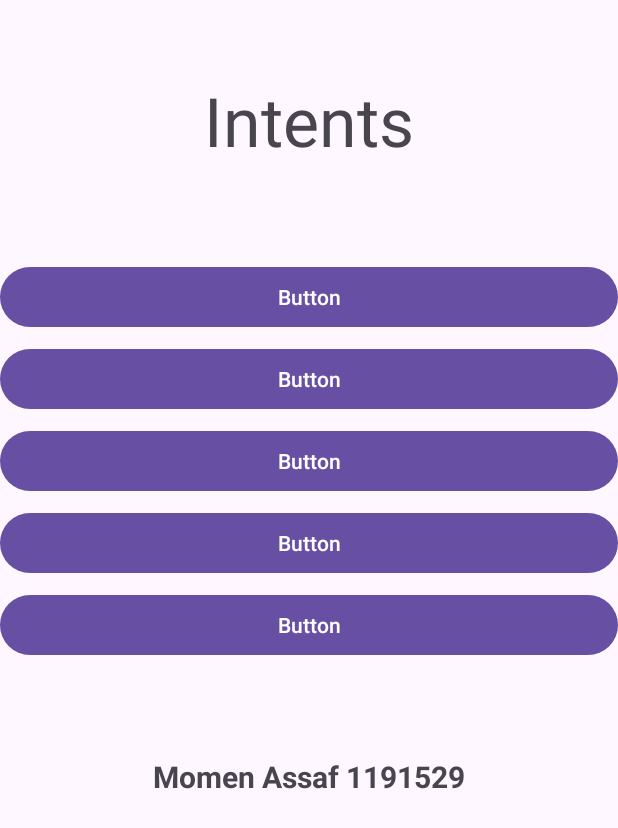
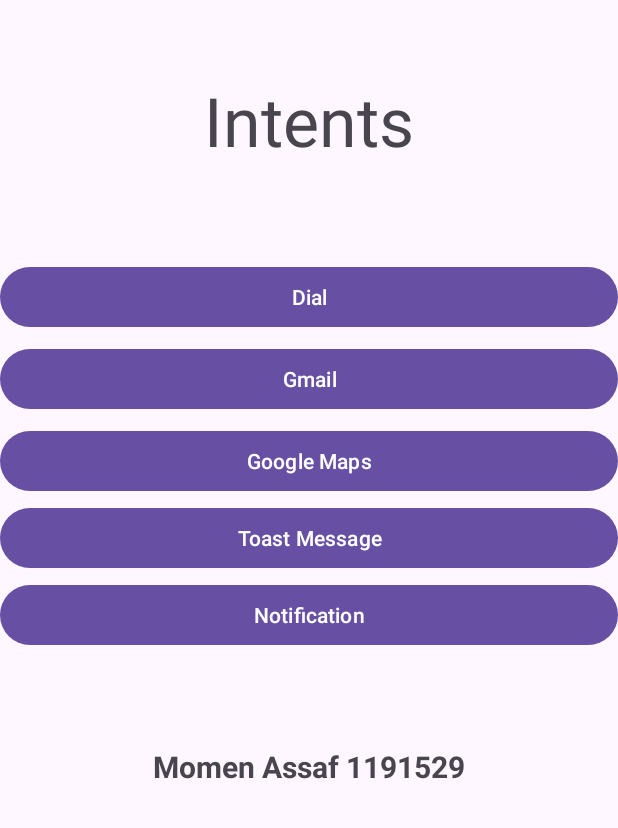
Before and after one commit to Momen-Assaf/Andriod-Lab, an Android app: the screen it shows after launch (MainActivity), on a phone screen of 412 x 824 dp. Shown: the top 828 px of the screen. Run offline under Robolectric (Android 15) with nearby library versions, the phone set to English and light mode, and no system bars.

Commit message:
Expirement done

```diff
--- a/Expirement3/app/src/main/AndroidManifest.xml
+++ b/Expirement3/app/src/main/AndroidManifest.xml
@@ -2,6 +2,7 @@
 <manifest xmlns:android="http://schemas.android.com/apk/res/android"
     xmlns:tools="http://schemas.android.com/tools">
 
+    <uses-permission android:name="android.permission.POST_NOTIFICATIONS" />
     <application
         android:allowBackup="true"
         android:dataExtractionRules="@xml/data_extraction_rules"
--- a/Expirement3/app/src/main/java/edu/birzeit/experiment3/MainActivity.java
+++ b/Expirement3/app/src/main/java/edu/birzeit/experiment3/MainActivity.java
@@ -1,24 +1,115 @@
 package edu.birzeit.experiment3;
 
+import android.app.NotificationChannel;
+import android.app.NotificationManager;
+import android.app.PendingIntent;
+import android.content.Intent;
+import android.content.pm.PackageManager;
+import android.net.Uri;
 import android.os.Bundle;
+import android.view.View;
+import android.widget.Button;
+import android.widget.Toast;
 
 import androidx.activity.EdgeToEdge;
 import androidx.appcompat.app.AppCompatActivity;
+import androidx.core.app.ActivityCompat;
+import androidx.core.app.NotificationCompat;
+import androidx.core.app.NotificationManagerCompat;
 import androidx.core.graphics.Insets;
 import androidx.core.view.ViewCompat;
 import androidx.core.view.WindowInsetsCompat;
 
 public class MainActivity extends AppCompatActivity {
 
+    private Button dial, gmail, maps, toast, notification;
+
     @Override
     protected void onCreate(Bundle savedInstanceState) {
         super.onCreate(savedInstanceState);
-        EdgeToEdge.enable(this);
         setContentView(R.layout.activity_main);
-        ViewCompat.setOnApplyWindowInsetsListener(findViewById(R.id.main), (v, insets) -> {
-            Insets systemBars = insets.getInsets(WindowInsetsCompat.Type.systemBars());
-            v.setPadding(systemBars.left, systemBars.top, systemBars.right, systemBars.bottom);
-            return insets;
+
+        dial = findViewById(R.id.dial);
+        gmail = findViewById(R.id.gmail);
+        maps = findViewById(R.id.maps);
+        toast = findViewById(R.id.toast);
+        notification = findViewById(R.id.notification);
+
+        dial.setOnClickListener(new View.OnClickListener() {
+            @Override
+            public void onClick(View v) {
+                Intent dialInt = new Intent(Intent.ACTION_DIAL, Uri.parse("tel:+970 596"));
+                startActivity(dialInt);
+            }
+        });
+
+        gmail.setOnClickListener(new View.OnClickListener() {
+            @Override
+            public void onClick(View v) {
+                Intent gmailInt = new Intent(Intent.ACTION_SENDTO);
+                gmailInt.setType("message/rfc822");
+                gmailInt.setData(Uri.parse("mailto:"));
+                gmailInt.putExtra(Intent.EXTRA_EMAIL, "momenssf@gmail.com");
+                gmailInt.putExtra(Intent.EXTRA_SUBJECT, "1191592@student.birzeit.edu");
+                gmailInt.putExtra(Intent.EXTRA_TEXT, "Text Message from expirement 3");
+                startActivity(gmailInt);
+            }
+        });
+
+        maps.setOnClickListener(new View.OnClickListener() {
+            @Override
+            public void onClick(View v) {
+                Intent mapInt = new Intent(Intent.ACTION_VIEW);
+                mapInt.setData(Uri.parse("geo:19.076,72.8777"));
+                startActivity(mapInt);
+            }
+        });
+
+        toast.setOnClickListener(new View.OnClickListener() {
+            @Override
+            public void onClick(View v) {
+                Toast toastInt = Toast.makeText(MainActivity.this, "TOAST MESSAGE", Toast.LENGTH_SHORT);
+                toastInt.show();
+            }
+        });
+
+        notification.setOnClickListener(new View.OnClickListener() {
+            @Override
+            public void onClick(View v) {
+                createNotification();
+            }
         });
     }
+
+    private static final String CHANNEL_ID = "my chanle 1";
+    private static final String CHANNLE_NAME = "my chanle 1";
+    private static final int NOTIFICATION_ID = 123;
+    private static final String NOTIFICATION_TITLE = "Expirement 3 test";
+    private static final String NOTIFICATION_BODY = "This is the body of expirement 3 notification done by momen assaf";
+
+    private void createNotificationChannle() {
+        int importance = NotificationManager.IMPORTANCE_DEFAULT;
+        NotificationChannel channle = new NotificationChannel(CHANNEL_ID, CHANNLE_NAME, importance);
+        NotificationManager manager = getSystemService(NotificationManager.class);
+        if (manager != null) {
+            manager.createNotificationChannel(channle);
+        }
+    }
+
+    private void createNotification() {
+        Intent notificationInt = new Intent(this, MainActivity.class);
+        PendingIntent pendingIntent = PendingIntent.getActivity(this, 0, notificationInt, PendingIntent.FLAG_IMMUTABLE);
+
+        createNotificationChannle();
+        NotificationCompat.Builder build = new NotificationCompat.Builder(this, CHANNEL_ID).setSmallIcon(R.mipmap.ic_launcher).setContentTitle(NOTIFICATION_TITLE)
+                .setContentText(NOTIFICATION_BODY).setStyle(new NotificationCompat.BigTextStyle().bigText(NOTIFICATION_BODY)).setPriority(NotificationCompat.PRIORITY_DEFAULT)
+                .setContentIntent(pendingIntent);
+        NotificationManagerCompat notificationManager = NotificationManagerCompat.from(this);
+
+        if (ActivityCompat.checkSelfPermission(this, android.Manifest.permission.POST_NOTIFICATIONS) != PackageManager.PERMISSION_GRANTED) {
+            return;
+        }
+        notificationManager.notify(NOTIFICATION_ID, build.build());
+    }
+
 }
--- a/Expirement3/app/src/main/res/layout/activity_main.xml
+++ b/Expirement3/app/src/main/res/layout/activity_main.xml
@@ -24,39 +24,38 @@
         android:paddingVertical="10dp">
 
         <Button
-            android:id="@+id/ans1"
+            android:id="@+id/dial"
             android:layout_width="match_parent"
             android:layout_height="wrap_content"
             android:layout_marginVertical="3dp"
-            android:text="Button" />
+            android:text="Dial" />
 
         <Button
-            android:id="@+id/ans2"
+            android:id="@+id/gmail"
             android:layout_width="match_parent"
             android:layout_height="wrap_content"
             android:layout_marginVertical="3dp"
-            android:text="Button" />
+            android:text="Gmail" />
 
         <Button
-            android:id="@+id/ans3"
+            android:id="@+id/maps"
             android:layout_width="match_parent"
             android:layout_height="wrap_content"
             android:layout_marginVertical="3dp"
-            android:text="Button" />
+            android:text="Google Maps" />
 
         <Button
-            android:id="@+id/ans4"
+            android:id="@+id/toast"
+            android:layout_width="match_parent"
+            android:layout_height="wrap_content"
+            android:text="Toast Message" />
+
+        <Button
+            android:id="@+id/notification"
             android:layout_width="match_parent"
             android:layout_height="wrap_content"
             android:layout_marginVertical="3dp"
-            android:text="Button" />
-
-        <Button
-            android:id="@+id/ans4"
-            android:layout_width="match_parent"
-            android:layout_height="wrap_content"
-            android:layout_marginVertical="3dp"
-            android:text="Button" />
+            android:text="Notification" />
 
     </LinearLayout>
 
```
